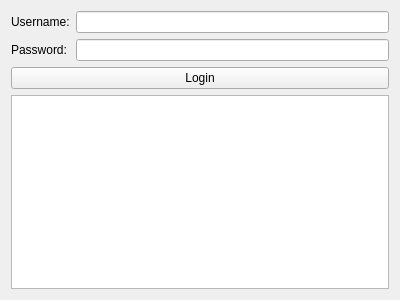
First picture: the form in NetworkRequest/loginwindow.ui, repository CodexVII/Qt, before the edit.
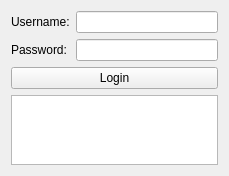
Second picture: the form after the edit.

Patch:
```diff
--- a/NetworkRequest/loginwindow.ui
+++ b/NetworkRequest/loginwindow.ui
@@ -6,8 +6,8 @@
    <rect>
     <x>0</x>
     <y>0</y>
-    <width>400</width>
-    <height>300</height>
+    <width>229</width>
+    <height>174</height>
    </rect>
   </property>
   <property name="windowTitle">
```
Left out of the diff: 2 changed lines with no effect on the pictures.
